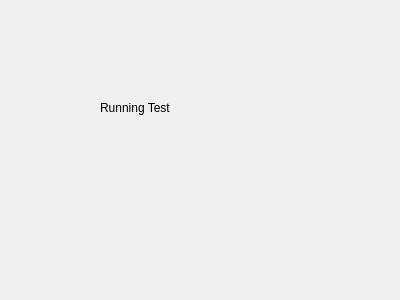
Before: the Qt Designer form ui/dialog.ui in beachbobe/NetworkInfoLinux, drawn with Qt 5.
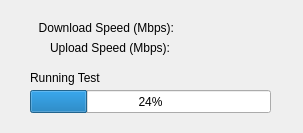
After: the same form once the commit is applied.

Commit message: Updated Speed Test UI and functionality

The edit to the form file:
```diff
--- a/ui/dialog.ui
+++ b/ui/dialog.ui
@@ -6,8 +6,8 @@
    <rect>
     <x>0</x>
     <y>0</y>
-    <width>400</width>
-    <height>300</height>
+    <width>303</width>
+    <height>133</height>
    </rect>
   </property>
   <property name="windowTitle">
@@ -16,8 +16,8 @@
   <widget class="QLabel" name="label">
    <property name="geometry">
     <rect>
-     <x>100</x>
-     <y>100</y>
+     <x>30</x>
+     <y>70</y>
      <width>211</width>
      <height>16</height>
     </rect>
@@ -26,6 +26,93 @@
     <string>Running Test</string>
    </property>
   </widget>
+  <widget class="QProgressBar" name="progressBar">
+   <property name="geometry">
+    <rect>
+     <x>30</x>
+     <y>90</y>
+     <width>241</width>
+     <height>23</height>
+    </rect>
+   </property>
+   <property name="value">
+    <number>24</number>
+   </property>
+  </widget>
+  <widget class="QLabel" name="label_2">
+   <property name="geometry">
+    <rect>
+     <x>28</x>
+     <y>20</y>
+     <width>146</width>
+     <height>16</height>
+    </rect>
+   </property>
+   <property name="text">
+    <string>Download Speed (Mbps):</string>
+   </property>
+   <property name="alignment">
+    <set>Qt::AlignRight|Qt::AlignTrailing|Qt::AlignVCenter</set>
+   </property>
+  </widget>
+  <widget class="QLabel" name="label_3">
+   <property name="geometry">
+    <rect>
+     <x>29</x>
+     <y>40</y>
+     <width>141</width>
+     <height>16</height>
+    </rect>
+   </property>
+   <property name="text">
+    <string>Upload Speed (Mbps):</string>
+   </property>
+   <property name="alignment">
+    <set>Qt::AlignRight|Qt::AlignTrailing|Qt::AlignVCenter</set>
+   </property>
+  </widget>
+  <widget class="QLabel" name="label_downloadspeed">
+   <property name="geometry">
+    <rect>
+     <x>180</x>
+     <y>18</y>
+     <width>58</width>
+     <height>16</height>
+    </rect>
+   </property>
+   <property name="font">
+    <font>
+     <family>Calibri</family>
+     <pointsize>12</pointsize>
+     <weight>75</weight>
+     <bold>true</bold>
+    </font>
+   </property>
+   <property name="text">
+    <string/>
+   </property>
+  </widget>
+  <widget class="QLabel" name="label_uploadspeed">
+   <property name="geometry">
+    <rect>
+     <x>180</x>
+     <y>38</y>
+     <width>58</width>
+     <height>16</height>
+    </rect>
+   </property>
+   <property name="font">
+    <font>
+     <family>Calibri</family>
+     <pointsize>12</pointsize>
+     <weight>75</weight>
+     <bold>true</bold>
+    </font>
+   </property>
+   <property name="text">
+    <string/>
+   </property>
+  </widget>
  </widget>
  <resources/>
  <connections/>
```
The commit also changes 2 other files.
